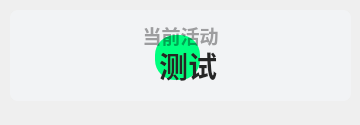
Above: ui/default/widget-current-activity.ui from RinLit-233-shiroko/Class-Widgets before the change. Below: the same form after it.
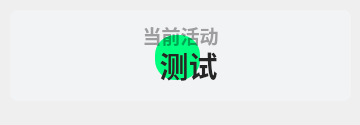
That is the form after the change. Icons and pictures are not drawn.

What changed in the file:
```diff
--- a/ui/default/widget-current-activity.ui
+++ b/ui/default/widget-current-activity.ui
@@ -36,7 +36,7 @@
    </property>
    <property name="font">
     <font>
-     <family>Microsoft YaHei</family>
+     <family>Microsoft YaHei UI</family>
      <pointsize>22</pointsize>
      <weight>75</weight>
      <bold>true</bold>
@@ -89,7 +89,7 @@
    </property>
    <property name="font">
     <font>
-     <family>Microsoft YaHei</family>
+     <family>Microsoft YaHei UI</family>
      <pointsize>14</pointsize>
      <weight>75</weight>
      <bold>true</bold>
```
Left out of the diff: 4 changed lines with no effect on the pictures.
